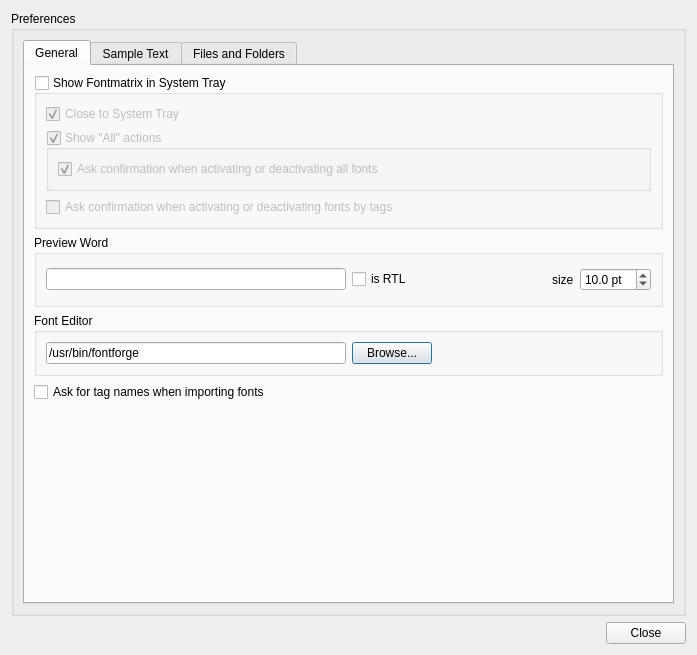
The window that src/prefs_panel.ui (fontmatrix/fontmatrix) describes before a commit, drawn with Qt 5.
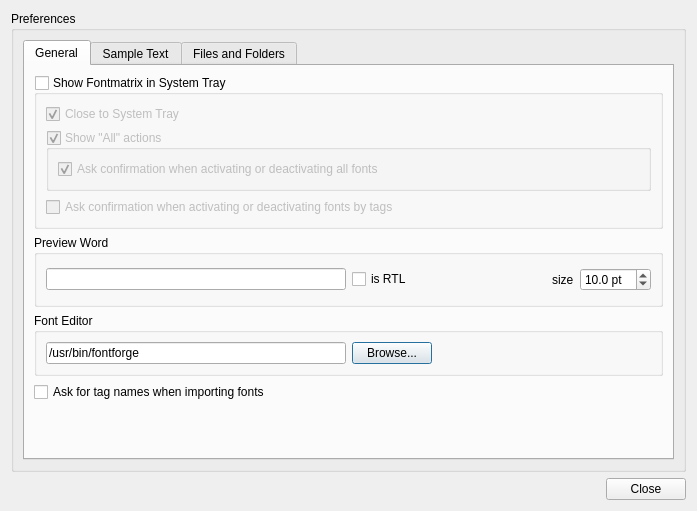
The same window after the commit. Icons and pictures are not drawn.

Patch:
```diff
--- a/src/prefs_panel.ui
+++ b/src/prefs_panel.ui
@@ -6,7 +6,7 @@
     <x>0</x>
     <y>0</y>
     <width>687</width>
-    <height>655</height>
+    <height>511</height>
    </rect>
   </property>
   <property name="windowTitle" >
```
